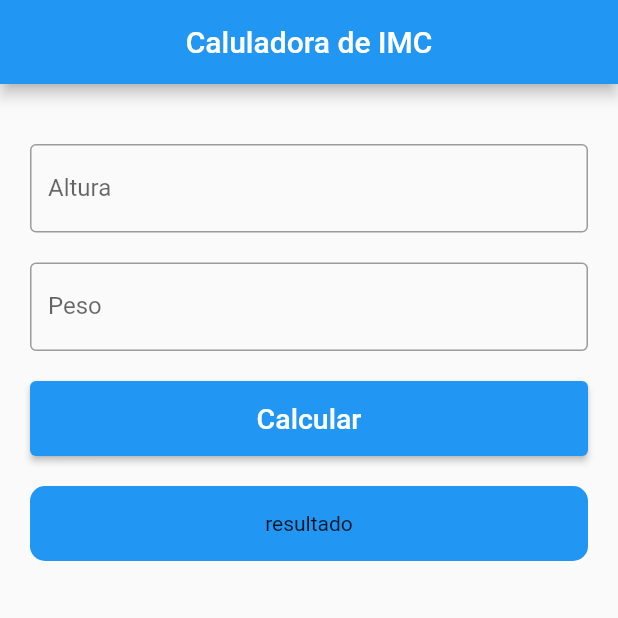
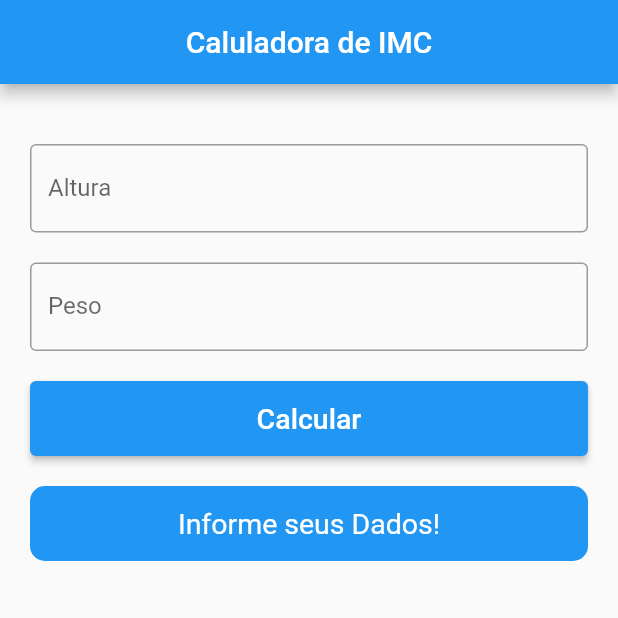
Before and after one commit to Danielmtdc16/IMC_calculator---Flutter, a Flutter app: the screen it shows after launch, on a phone screen of 412 x 824 dp, the top half of it. Run offline on Flutter 3.47's test engine with Material 2 defaults, Android fonts, the phone set to English and light mode, and no system bars.

Commit message:
Personalizando campo de resultados e criando os controllers dos TextFields.

```diff
--- a/lib/main.dart
+++ b/lib/main.dart
@@ -14,6 +14,12 @@ class MyApp extends StatefulWidget {
 }
 
 class _MyAppState extends State<MyApp> {
+
+  final String result = "Informe seus Dados!";
+
+  final heightController = TextEditingController();
+  final weightController = TextEditingController();
+
   @override
   Widget build(BuildContext context) {
     return Scaffold(
@@ -26,9 +32,9 @@ class _MyAppState extends State<MyApp> {
         child: Column(
           crossAxisAlignment: CrossAxisAlignment.stretch,
           children: [
-            buildTextField("Altura", "cm"),
+            buildTextField("Altura", "cm", heightController),
             const SizedBox(height: 20,),
-            buildTextField("Peso", "kg"),
+            buildTextField("Peso", "kg", weightController),
             const SizedBox(height: 20,),
             ElevatedButton(
                 onPressed: (){},
@@ -40,11 +46,17 @@ class _MyAppState extends State<MyApp> {
             const SizedBox(height: 20,),
             Container(
               height: 50,
-              decoration: BoxDecoration(
+              decoration: const BoxDecoration(
                 borderRadius: BorderRadius.all(Radius.circular(10)),
                 color: Colors.blue
               ),
-              child: Center(child: Text("resultado", textAlign: TextAlign.center,)),
+              child: Center(child: Text(result,
+                textAlign: TextAlign.center,
+                style: const TextStyle(
+                  color: Colors.white,
+                  fontSize: 19
+                ),),
+              ),
             )
           ],
         ),
@@ -53,12 +65,14 @@ class _MyAppState extends State<MyApp> {
   }
 }
 
-Widget buildTextField(String labelText, String suffixText){
+Widget buildTextField(String labelText, String suffixText, TextEditingController controller){
   return TextField(
+    controller: controller,
     decoration: InputDecoration(
       labelText: labelText,
       suffixText: suffixText,
       border: const OutlineInputBorder(),
     ),
+    keyboardType: TextInputType.number,
   );
 }
```
